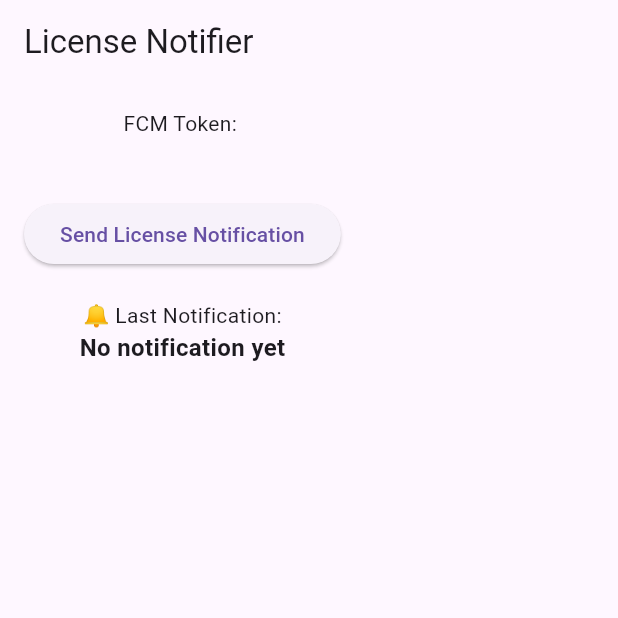
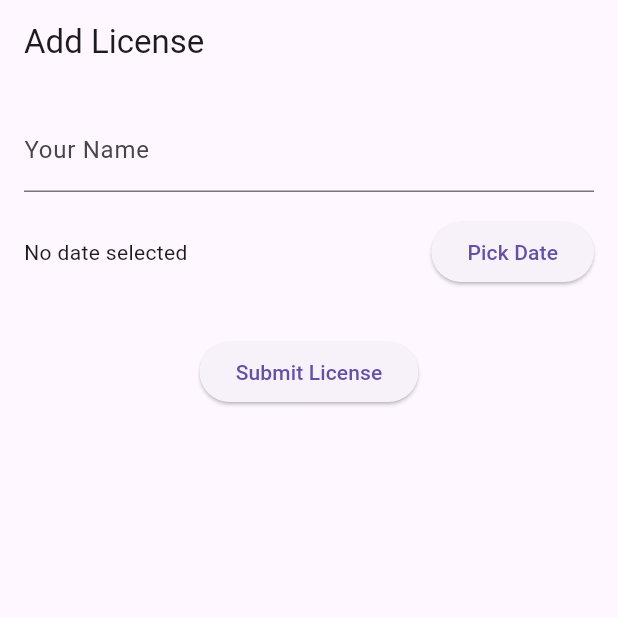
Before and after one commit to mohamedamine-code/set_backend_FCM, a Flutter app: the screen it shows after launch, on a phone screen of 412 x 824 dp, the top half of it. Run offline on Flutter 3.47's test engine with Material 3 defaults, Android fonts, the phone set to English and light mode, and no system bars; our stand-ins replace firebase_core, firebase_messaging; accounts and stored records are empty.

Commit message:
set commit

```diff
--- a/lib/main.dart
+++ b/lib/main.dart
@@ -1,96 +1,19 @@
-import 'dart:convert';
 import 'package:flutter/material.dart';
 import 'package:firebase_core/firebase_core.dart';
-import 'package:firebase_messaging/firebase_messaging.dart';
-import 'package:http/http.dart' as http;
-
-// 🔔 Background message handler
-Future<void> _firebaseMessagingBackgroundHandler(RemoteMessage message) async {
-  await Firebase.initializeApp();
-  print('📥 Background message received: ${message.notification?.title}');
-}
-
+import 'package:send_fcm/pages/add_license_screen.dart';
 void main() async {
   WidgetsFlutterBinding.ensureInitialized();
   await Firebase.initializeApp();
-
-  // Listen to background messages
-  FirebaseMessaging.onBackgroundMessage(_firebaseMessagingBackgroundHandler);
-
   runApp(MyApp());
 }
 
-class MyApp extends StatefulWidget {
-  @override
-  State<MyApp> createState() => _MyAppState();
-}
-
-class _MyAppState extends State<MyApp> {
-  String? _token = '';
-  String _notification = 'No notification yet';
-
-  @override
-  void initState() {
-    super.initState();
-    initFirebaseMessaging();
-  }
-
-  void initFirebaseMessaging() async {
-    // Get FCM token
-    String? token = await FirebaseMessaging.instance.getToken();
-    print('📱 FCM Token: $token');
-    setState(() {
-      _token = token;
-    });
-
-    // Foreground listener
-    FirebaseMessaging.onMessage.listen((RemoteMessage message) {
-      print('📩 Foreground message: ${message.notification?.title}');
-      setState(() {
-        _notification = message.notification?.body ?? 'No content';
-      });
-    });
-  }
-
-  Future<void> sendLicenseData() async {
-    final url = Uri.parse('http://192.168.1.17:3000/notify'); // Replace with your local IP
-    final response = await http.post(
-      url,
-      headers: {'Content-Type': 'application/json'},
-      body: jsonEncode({
-        'name': 'Mohamed',
-        'expiryDate': '2025-12-31',
-        'fcmToken': _token,
-      }),
-    );
-
-    print('🧾 Server response: ${response.body}');
-
-  }
-
+class MyApp extends StatelessWidget {
   @override
   Widget build(BuildContext context) {
     return MaterialApp(
-      title: 'License Notification Demo',
-      home: Scaffold(
-        appBar: AppBar(title: Text('License Notifier')),
-        body: Padding(
-          padding: const EdgeInsets.all(16.0),
-          child: Column(
-            children: [
-              SelectableText('FCM Token:\n$_token', style: TextStyle(fontSize: 14)),
-              SizedBox(height: 20),
-              ElevatedButton(
-                onPressed: sendLicenseData,
-                child: Text('Send License Notification'),
-              ),
-              SizedBox(height: 20),
-              Text('🔔 Last Notification:'),
-              Text(_notification, style: TextStyle(fontSize: 16, fontWeight: FontWeight.bold)),
-            ],
-          ),
-        ),
-      ),
+      title: 'License Registration',
+      theme: ThemeData(primarySwatch: Colors.blue),
+      home: AddLicenseScreen(),
     );
   }
 }
--- /dev/null
+++ b/lib/pages/add_license_screen.dart
@@ -0,0 +1,106 @@
+import 'package:flutter/material.dart';
+import 'package:firebase_messaging/firebase_messaging.dart';
+import 'package:http/http.dart' as http;
+import 'dart:convert';
+
+class AddLicenseScreen extends StatefulWidget {
+  @override
+  _AddLicenseScreenState createState() => _AddLicenseScreenState();
+}
+
+class _AddLicenseScreenState extends State<AddLicenseScreen> {
+  final _formKey = GlobalKey<FormState>();
+  final TextEditingController _nameController = TextEditingController();
+  DateTime? _selectedDate;
+  bool _loading = false;
+
+  Future<void> _submitForm() async {
+    if (_formKey.currentState!.validate() && _selectedDate != null) {
+      setState(() => _loading = true);
+
+      final fcmToken = await FirebaseMessaging.instance.getToken();
+      final expiryDate = _selectedDate!.toIso8601String().split('T').first;
+
+      final uri = Uri.parse('http://192.168.1.15:3000/add-license'); // Replace with your server IP
+
+      final response = await http.post(
+        uri,
+        headers: {'Content-Type': 'application/json'},
+        body: jsonEncode({
+          'name': _nameController.text,
+          'expiryDate': expiryDate,
+          'fcmToken': fcmToken,
+        }),
+      );
+
+      setState(() => _loading = false);
+
+      if (response.statusCode == 201) {
+        ScaffoldMessenger.of(context).showSnackBar(SnackBar(content: Text('✅ License added')));
+        _nameController.clear();
+        _selectedDate = null;
+        setState(() {});
+      } else {
+        ScaffoldMessenger.of(context).showSnackBar(SnackBar(content: Text('❌ Failed: ${response.body}')));
+      }
+    }
+  }
+
+  void _pickDate() async {
+    final now = DateTime.now();
+    final picked = await showDatePicker(
+      context: context,
+      initialDate: now,
+      firstDate: now,
+      lastDate: DateTime(now.year + 5),
+    );
+    if (picked != null) {
+      setState(() {
+        _selectedDate = picked;
+      });
+    }
+  }
+
+  @override
+  Widget build(BuildContext context) {
+    return Scaffold(
+      appBar: AppBar(title: Text('Add License')),
+      body: Padding(
+        padding: const EdgeInsets.all(16),
+        child: Form(
+          key: _formKey,
+          child: Column(
+            children: [
+              TextFormField(
+                controller: _nameController,
+                decoration: InputDecoration(labelText: 'Your Name'),
+                validator: (value) => value!.isEmpty ? 'Enter your name' : null,
+              ),
+              SizedBox(height: 16),
+              Row(
+                children: [
+                  Expanded(
+                    child: Text(_selectedDate == null
+                        ? 'No date selected'
+                        : 'Expiry Date: ${_selectedDate!.toLocal().toString().split(' ')[0]}'),
+                  ),
+                  ElevatedButton(
+                    onPressed: _pickDate,
+                    child: Text('Pick Date'),
+                  ),
+                ],
+              ),
+              SizedBox(height: 32),
+              _loading
+                  ? CircularProgressIndicator()
+                  : ElevatedButton(
+                      onPressed: _submitForm,
+                      child: Text('Submit License'),
+                    ),
+            ],
+          ),
+        ),
+      ),
+    );
+  }
+}
```
